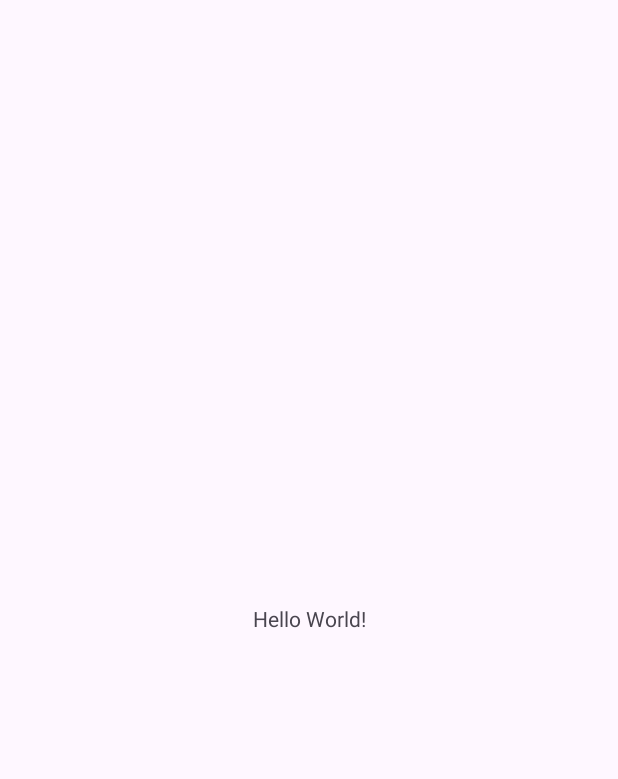
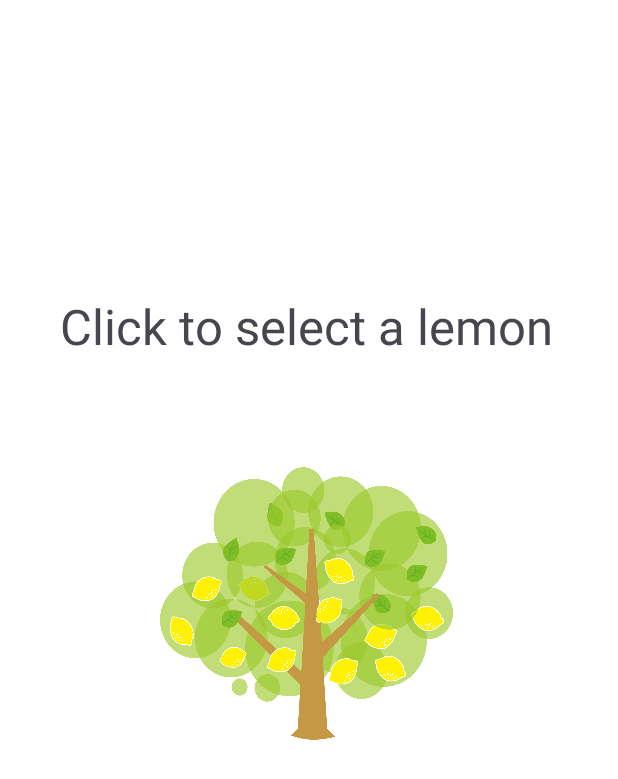
Before and after one commit to mahrukh-dev/LemonadeApp_Kotlin, an Android app: the screen it shows after launch (MainActivity), on a phone screen of 412 x 824 dp. Before the commit the part shown is almost empty. Shown: the top 779 px of the screen. Run offline under Robolectric (Android 15) with nearby library versions, the phone set to English and light mode, and no system bars; our stand-ins replace sdp/ssp sizes.

Commit message:
image view and text view set

```diff
--- a/app/build.gradle
+++ b/app/build.gradle
@@ -34,6 +34,8 @@ android {
 
 dependencies {
 
+    implementation 'com.intuit.sdp:sdp-android:1.0.6'
+
     implementation 'androidx.core:core-ktx:1.8.0'
     implementation 'androidx.appcompat:appcompat:1.6.1'
     implementation 'com.google.android.material:material:1.5.0'
--- a/app/src/main/res/layout/activity_main.xml
+++ b/app/src/main/res/layout/activity_main.xml
@@ -4,15 +4,23 @@
     xmlns:tools="http://schemas.android.com/tools"
     android:layout_width="match_parent"
     android:layout_height="match_parent"
-    tools:context=".MainActivity">
+    android:background="#FFFFFF"
+    tools:context=".MainActivity"
+    >
 
     <TextView
-        android:layout_width="wrap_content"
-        android:layout_height="wrap_content"
-        android:text="Hello World!"
-        app:layout_constraintBottom_toBottomOf="parent"
+        android:id="@+id/textView2"
+        style="@style/text_style"
         app:layout_constraintEnd_toEndOf="parent"
+        app:layout_constraintHorizontal_bias="0.481"
         app:layout_constraintStart_toStartOf="parent"
         app:layout_constraintTop_toTopOf="parent" />
 
+    <ImageView
+        android:id="@+id/imageView7"
+        style="@style/image_style"
+        app:layout_constraintEnd_toEndOf="@+id/textView2"
+        app:layout_constraintStart_toStartOf="@+id/textView2"
+        app:layout_constraintTop_toBottomOf="@+id/textView2" />
+
 </androidx.constraintlayout.widget.ConstraintLayout>
--- a/app/src/main/res/values/strings.xml
+++ b/app/src/main/res/values/strings.xml
@@ -1,3 +1,4 @@
 <resources>
     <string name="app_name">LemonadeApp_Kotlin</string>
+    <string name="Select">Click to select a lemon</string>
 </resources>
--- /dev/null
+++ b/app/src/main/res/values/style.xml
@@ -0,0 +1,19 @@
+<?xml version="1.0" encoding="utf-8"?>
+<resources>
+
+    <style name="text_style">
+        <item name="android:layout_width">wrap_content</item>
+        <item name="android:layout_height">wrap_content</item>
+        <item name="android:layout_marginTop">@dimen/_150sdp</item>
+        <item name="android:text">@string/Select</item>
+        <item name="android:textSize">@dimen/_25sdp</item>
+    </style>
+
+    <style name="image_style">
+        <item name="android:layout_width">@dimen/_150sdp</item>
+        <item name="android:layout_height">@dimen/_150sdp</item>
+        <item name="android:layout_marginTop">@dimen/_50sdp</item>
+        <item name="android:src">@drawable/lemontree</item>
+    </style>
+
+</resources>
```
Also changed, not shown: app/src/main/res/drawable-v24/glass.png (added), app/src/main/res/drawable-v24/half_lemon.png (added), app/src/main/res/drawable-v24/lemonade.png (added), app/src/main/res/drawable-v24/lemontree.png (added).
